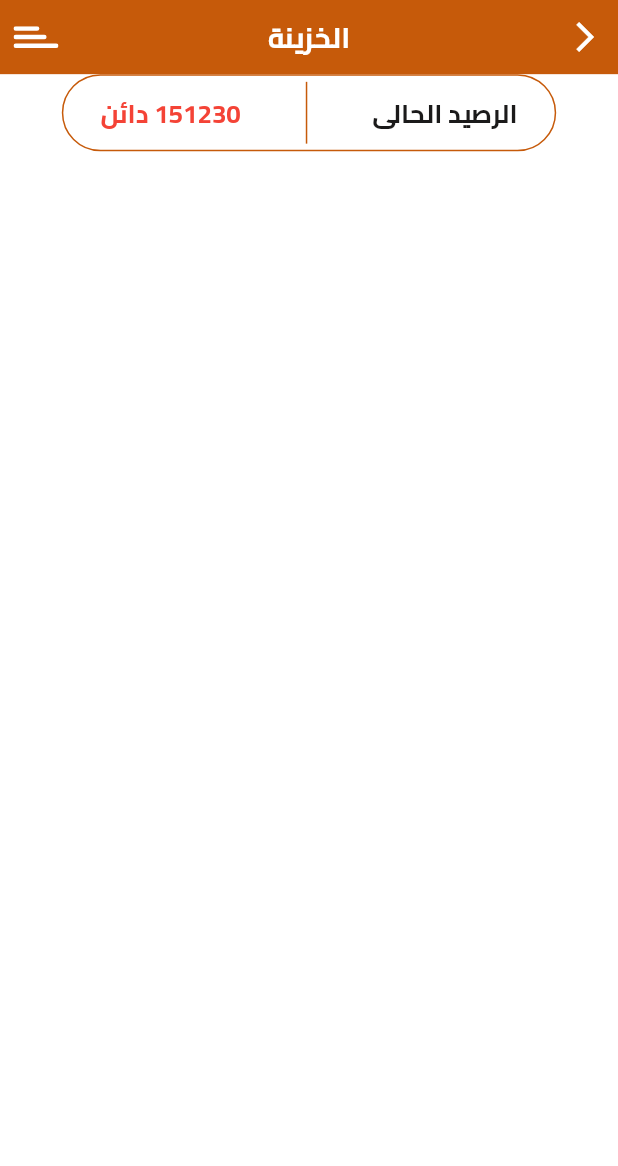
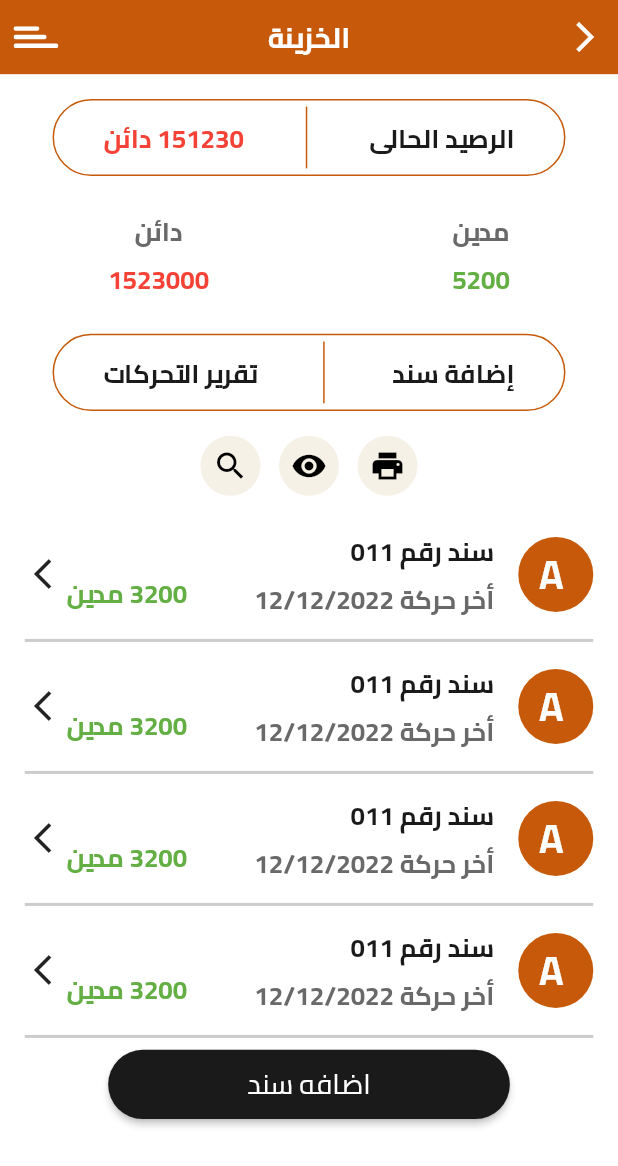
Before and after one commit to nabawyhussein/ERP, a Flutter app: the TreasuryAndBondsScreens screen opened by its route, on a phone screen of 412 x 824 dp. Shown: the top 1166 px of the screen. Run offline on Flutter 3.47's test engine with Material 2 defaults, Android fonts, the phone set to English and light mode, and no system bars; our stand-ins replace bloc, easy_localization, flutter_bloc, flutter_svg, flutter_zoom_drawer, font_awesome_flutter and 3 more; missing offline and left inert: custom_marker, geocoder.

Commit message:
TreasuryAndBondsScreens final

```diff
--- a/lib/presentation/common_widget/build_button_widget.dart
+++ b/lib/presentation/common_widget/build_button_widget.dart
@@ -14,44 +14,23 @@ class BuildButtonWidget extends StatelessWidget {
       this.txt,
       this.darkGrey = false,
       this.onPressed,
-      this.rowIcon = false})
+      })
       : super(key: key);
   final String? txt;
   final bool? darkGrey;
-  final bool? rowIcon;
   final VoidCallback? onPressed;
 
   @override
   Widget build(BuildContext context) {
     return ElevatedButton(
       style: ElevatedButton.styleFrom(
-        primary: darkGrey == true ? ColorManger.black : null,
+        primary: darkGrey == true ? ColorManger.primary : null,
         minimumSize: Size(AppSize.size(context).width * .65,
             AppSize.size(context).height * .056),
         //padding: EdgeInsets.symmetric(horizontal: AppSize.size(context).width * .25,vertical: 10),
       ),
       onPressed: onPressed,
-      child: rowIcon == true
-          ? Row(
-              mainAxisAlignment: MainAxisAlignment.spaceBetween,
-              children: [
-                const CircleAvatar(
-                  backgroundColor: ColorManger.white,
-                  radius: 15,
-                  child: Icon(
-                    Icons.add,
-                    color: Colors.black,
-                  ),
-                ),
-                Text(txt!,
-                    style: getRegularRobotoStyle(
-                        color: ColorManger.white,
-                        fontSize: AppSize.size(context).width * .045)),
-                SvgPicture.asset(AppIcons.appLocationIcon,
-                    width: AppSize.size(context).width * .045),
-              ],
-            )
-          : Text(txt!,
+      child:Text(txt!,
               style: getRegularRobotoStyle(
                   color: ColorManger.white,
                   fontSize: AppSize.size(context).width * .045)),
--- /dev/null
+++ b/lib/presentation/common_widget/common_list_tile_row_data_widget.dart
@@ -0,0 +1,58 @@
+ import 'package:flutter/material.dart';
+
+import '../resources/color_manger.dart';
+import '../resources/font_manger.dart';
+import '../resources/style_manger.dart';
+
+class CommonListTileDataWidget extends StatelessWidget {
+   const CommonListTileDataWidget({Key? key}) : super(key: key);
+
+   @override
+   Widget build(BuildContext context) {
+     return  Padding(
+       padding:  EdgeInsets.symmetric(horizontal: AppSize.size(context).width*0.04),
+       child: Column(
+         children: [
+           Row(
+             children: [
+               Expanded(
+                 child: ListTile(
+                   contentPadding: EdgeInsets.zero,
+                   leading: CircleAvatar(
+                     radius: 25,
+                     backgroundColor: ColorManger.primary,
+                     child: Text(" A",
+                         style: getBoldStyle(
+                             fontSize: AppSize.size(context).width * .065,
+                             color: ColorManger.white)),
+                   ),
+                   subtitle: Text("أخر حركة 12/12/2022",
+                       style: getBoldStyle(
+                           fontSize: AppSize.size(context).width * .042,
+                           color: ColorManger.grey)),
+                   title: Text("سند رقم 011",
+                       style: getBoldStyle(
+                           fontSize: AppSize.size(context).width * .042,
+                           color: ColorManger.black)),
+                   trailing: Column(
+                     children: [
+                       Spacer(),
+                       Text("3200 مدين ",
+                           style: getBoldStyle(
+                               fontSize: AppSize.size(context).width * .042,
+                               color: ColorManger.green)),
+                     ],
+                   ),
+
+                 ),
+               ),
+               const Icon(Icons.arrow_forward_ios)
+             ],
+             //const Icon(Icons.arrow_back_ios)
+           ),
+           Divider(color: ColorManger.dividerColor,thickness: 2,)
+         ],
+       ),
+     );
+   }
+ }
--- a/lib/presentation/common_widget/common_two_text_row_container.dart
+++ b/lib/presentation/common_widget/common_two_text_row_container.dart
@@ -15,8 +15,8 @@ class CommonContainerTwoTextRow extends StatelessWidget {
   @override
   Widget build(BuildContext context) {
     return  Container(
-      width: AppSize.size(context).width * .8,
-      padding: EdgeInsets.symmetric(horizontal: AppSize.size(context).width * .06,
+      width: AppSize.size(context).width * .85,
+      padding: EdgeInsets.symmetric(horizontal: AppSize.size(context).width * .08,
       ),
       decoration: BoxDecoration(
         border: Border.all(color: ColorManger.primary),
--- /dev/null
+++ b/lib/presentation/common_widget/creditor_and_debtor_row_widget.dart
@@ -0,0 +1,47 @@
+import 'package:flutter/material.dart';
+
+import '../resources/color_manger.dart';
+import '../resources/font_manger.dart';
+import '../resources/style_manger.dart';
+
+class CreditorAndDebtorRowWidget extends StatelessWidget {
+  const CreditorAndDebtorRowWidget({Key? key}) : super(key: key);
+
+  @override
+  Widget build(BuildContext context) {
+    return Padding(
+      padding: EdgeInsets.symmetric(vertical: AppSize.size(context).height*0.025,
+          horizontal: AppSize.size(context).width*0.09
+      ),
+      child: Row(
+        mainAxisAlignment: MainAxisAlignment.spaceBetween,
+        children: [
+          Column(
+            children: [
+              Text("مدين",
+                  style: getBoldStyle(
+                      fontSize: AppSize.size(context).width * .042,
+                      color: ColorManger.grey)),
+              Text("5200",
+                  style: getBoldStyle(
+                      fontSize: AppSize.size(context).width * .042,
+                      color: ColorManger.green)),
+            ],
+          ),
+          Column(
+            children: [
+              Text("دائن",
+                  style: getBoldStyle(
+                      fontSize: AppSize.size(context).width * .042,
+                      color: ColorManger.grey)),
+              Text("1523000",
+                  style: getBoldStyle(
+                      fontSize: AppSize.size(context).width * .042,
+                      color: Colors.red)),
+            ],
+          ),
+        ],
+      ),
+    );
+  }
+}
--- /dev/null
+++ b/lib/presentation/common_widget/print_show_search_row_widget.dart
@@ -0,0 +1,34 @@
+import 'package:flutter/material.dart';
+import 'package:labeeb_front/presentation/resources/font_manger.dart';
+
+import '../resources/color_manger.dart';
+
+class PrintSearchRowIconsWidget extends StatelessWidget {
+  const PrintSearchRowIconsWidget({Key? key}) : super(key: key);
+
+  @override
+  Widget build(BuildContext context) {
+    return Container(
+      width: AppSize.size(context).width,
+      alignment: Alignment.center,
+      child: Row(
+        mainAxisAlignment: MainAxisAlignment.center,
+        children: [
+          iconBuilder(icon: Icons.print, onTap: () {  }, context: context),
+          iconBuilder(icon: Icons.remove_red_eye_rounded, onTap: () {  }, context: context),
+          iconBuilder(icon: Icons.search, onTap: () {  }, context: context),
+        ],
+      ),
+    );
+  }
+
+  Padding iconBuilder({required VoidCallback ?onTap,required IconData ?icon, required BuildContext context}) {
+    return Padding(
+      padding:  EdgeInsets.symmetric(horizontal: AppSize.size(context).width * 0.015),
+      child: CircleAvatar(child: IconButton(onPressed: onTap!,
+            icon: Icon(icon!,color: Colors.black,),
+
+          ), backgroundColor: ColorManger.iconsBackGround),
+    );
+  }
+}
--- a/lib/presentation/main_screen/treasury_and_bonds/screens/treasury_and_bonds_screen.dart
+++ b/lib/presentation/main_screen/treasury_and_bonds/screens/treasury_and_bonds_screen.dart
@@ -1,14 +1,11 @@
 import 'package:flutter/material.dart';
-import 'package:flutter_bloc/flutter_bloc.dart';
-import 'package:flutter_svg/svg.dart';
+import 'package:labeeb_front/presentation/common_widget/build_button_widget.dart';
 import 'package:labeeb_front/presentation/common_widget/common_two_text_row_container.dart';
-
-import '../../../../bloc/app_bloc/app_cubit.dart';
+import 'package:labeeb_front/presentation/common_widget/creditor_and_debtor_row_widget.dart';
+import 'package:labeeb_front/presentation/common_widget/print_show_search_row_widget.dart';
 import '../../../common_widget/buid_app_bar.dart';
-import '../../../resources/assets_manger.dart';
-import '../../../resources/color_manger.dart';
+import '../../../common_widget/common_list_tile_row_data_widget.dart';
 import '../../../resources/font_manger.dart';
-import '../../../resources/style_manger.dart';
 
 class TreasuryAndBondsScreens extends StatelessWidget {
   const TreasuryAndBondsScreens({Key? key}) : super(key: key);
@@ -16,24 +13,43 @@ class TreasuryAndBondsScreens extends StatelessWidget {
   @override
   Widget build(BuildContext context) {
     return Scaffold(
-      appBar:PreferredSize(
+      appBar: PreferredSize(
           preferredSize: Size.fromHeight(AppSize.size(context).height * .06),
-          child: const CommonAppBar(title: 'الخزينة',)) ,
+          child: const CommonAppBar(
+            title: 'الخزينة',
+          )),
       body: SingleChildScrollView(
+        padding: EdgeInsets.zero,
         child: Column(
           crossAxisAlignment: CrossAxisAlignment.center,
           // mainAxisAlignment: MainAxisAlignment.center,
-          children:  [
-            Center(child: Column(
-              children: [
-                CommonContainerTwoTextRow(firstTxt: 'الرصيد الحالى', secondTxt: "151230 دائن",secondTextColor: Colors.red),
-                Row(
+          children: [
+            Padding(
+                padding: EdgeInsets.symmetric(
+                    vertical: AppSize.size(context).height * 0.02,
+                    horizontal: AppSize.size(context).width * 0.085),
+                child: Column(
                   children: [
-
+                    const CommonContainerTwoTextRow(
+                        firstTxt: 'الرصيد الحالى',
+                        secondTxt: "151230 دائن",
+                        secondTextColor: Colors.red),
+                    const CreditorAndDebtorRowWidget(),
+                    const CommonContainerTwoTextRow(
+                      firstTxt: 'إضافة سند',
+                      secondTxt: "تقرير التحركات",
+                    ),
+                    SizedBox(
+                      height: AppSize.size(context).height * 0.02,
+                    ),
+                    const PrintSearchRowIconsWidget(),
                   ],
-                )
-              ],
-            )),
+                )),
+            CommonListTileDataWidget(),
+            CommonListTileDataWidget(),
+            CommonListTileDataWidget(),
+            CommonListTileDataWidget(),
+            BuildButtonWidget(txt: "اضافه سند",darkGrey: false,onPressed: (){},),
           ],
         ),
       ),
--- a/lib/presentation/resources/color_manger.dart
+++ b/lib/presentation/resources/color_manger.dart
@@ -8,4 +8,5 @@ class ColorManger {
   static const Color error = Color(0xffe61f34);
   static const Color dividerColor = Color(0xffCCCCCC);
   static const Color green = Color(0xff63AF43);
+  static const Color iconsBackGround = Color(0xffF5F1E6);
 }
--- a/lib/presentation/resources/theme_manger.dart
+++ b/lib/presentation/resources/theme_manger.dart
@@ -34,7 +34,7 @@ appTheme() {
     elevatedButtonTheme: ElevatedButtonThemeData(
       style: ElevatedButton.styleFrom(
           textStyle: getRegularStyle(color: ColorManger.white, fontSize: 20),
-          primary: ColorManger.primary,
+          primary: ColorManger.black,
           shape:
               RoundedRectangleBorder(borderRadius: BorderRadius.circular(25))),
     ),
```
